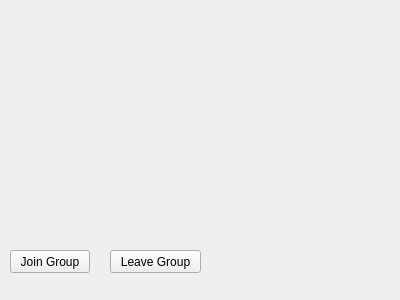
Before: the Qt Designer form Komunikator/mainwindow.ui in obalcevicius/TIN-Komunikator-Wieloosobowy, drawn with Qt 5.
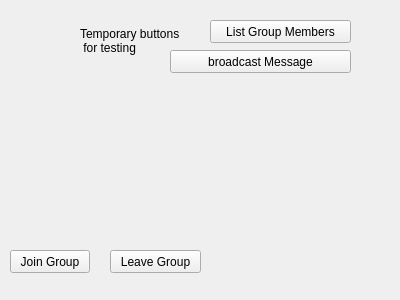
After: the same form once the commit is applied.

Commit message: Added ability to join group, broadcast message within group

```diff
--- a/Komunikator/mainwindow.ui
+++ b/Komunikator/mainwindow.ui
@@ -43,6 +43,46 @@
      <string>Leave Group</string>
     </property>
    </widget>
+   <widget class="QPushButton" name="listMembersButton">
+    <property name="geometry">
+     <rect>
+      <x>210</x>
+      <y>20</y>
+      <width>141</width>
+      <height>23</height>
+     </rect>
+    </property>
+    <property name="text">
+     <string>List Group Members</string>
+    </property>
+   </widget>
+   <widget class="QPushButton" name="broadcastMessageButton">
+    <property name="geometry">
+     <rect>
+      <x>170</x>
+      <y>50</y>
+      <width>181</width>
+      <height>23</height>
+     </rect>
+    </property>
+    <property name="text">
+     <string>broadcast Message</string>
+    </property>
+   </widget>
+   <widget class="QLabel" name="label">
+    <property name="geometry">
+     <rect>
+      <x>80</x>
+      <y>10</y>
+      <width>131</width>
+      <height>61</height>
+     </rect>
+    </property>
+    <property name="text">
+     <string>Temporary buttons  
+ for testing</string>
+    </property>
+   </widget>
   </widget>
  </widget>
  <layoutdefault spacing="6" margin="11"/>
```
The commit also changes 35 other files.
